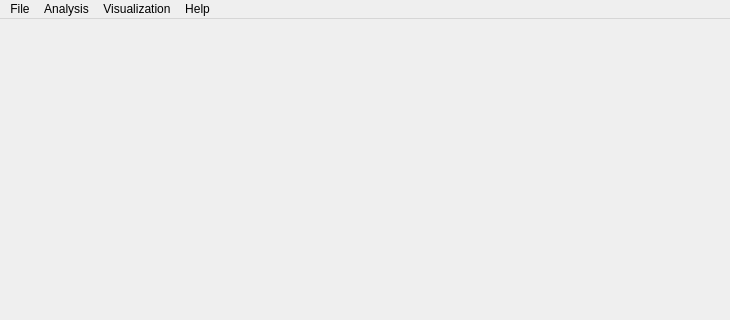
This is HDPS/ui/MainWindow.ui in ManiVaultStudio/core as Qt 5 draws it before an edit; both pictures show x 0 to 730 and y 0 to 320 of the 730 by 623 pixel window. The edited form follows.
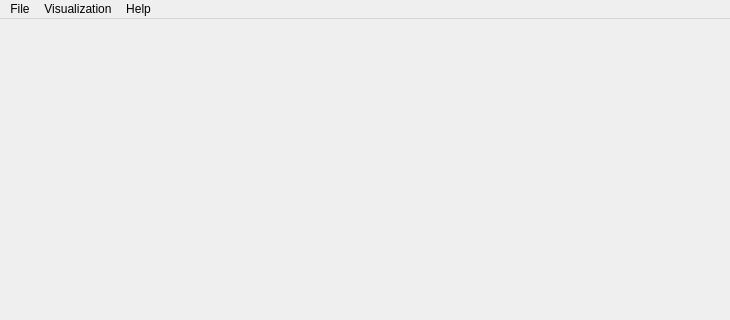
This is the edited form.

Commit message: Remove analysis menu

What changed in the file:
```diff
--- a/HDPS/ui/MainWindow.ui
+++ b/HDPS/ui/MainWindow.ui
@@ -45,11 +45,6 @@
     <addaction name="openProjectAction"/>
     <addaction name="exitAction"/>
    </widget>
-   <widget class="QMenu" name="menuAnalysis">
-    <property name="title">
-     <string>Analysis</string>
-    </property>
-   </widget>
    <widget class="QMenu" name="menuVisualization">
     <property name="title">
      <string>Visualization</string>
@@ -63,7 +58,6 @@
     <addaction name="logViewAction"/>
    </widget>
    <addaction name="menuFile"/>
-   <addaction name="menuAnalysis"/>
    <addaction name="menuVisualization"/>
    <addaction name="menuHelp"/>
   </widget>
```
The commit also changes 1 other file.
